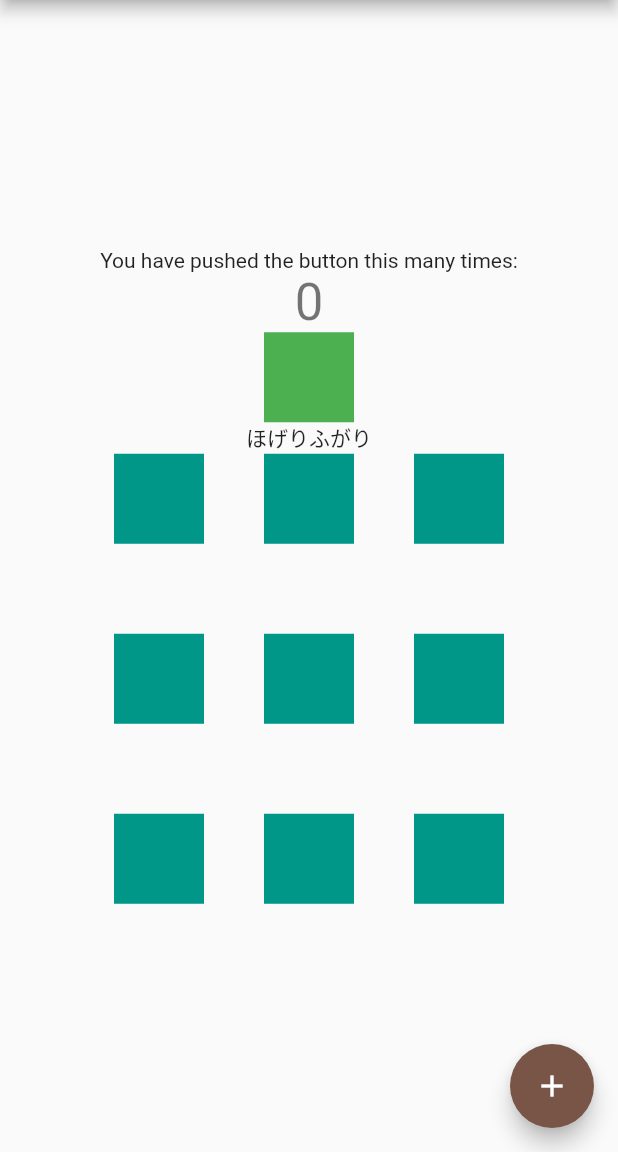
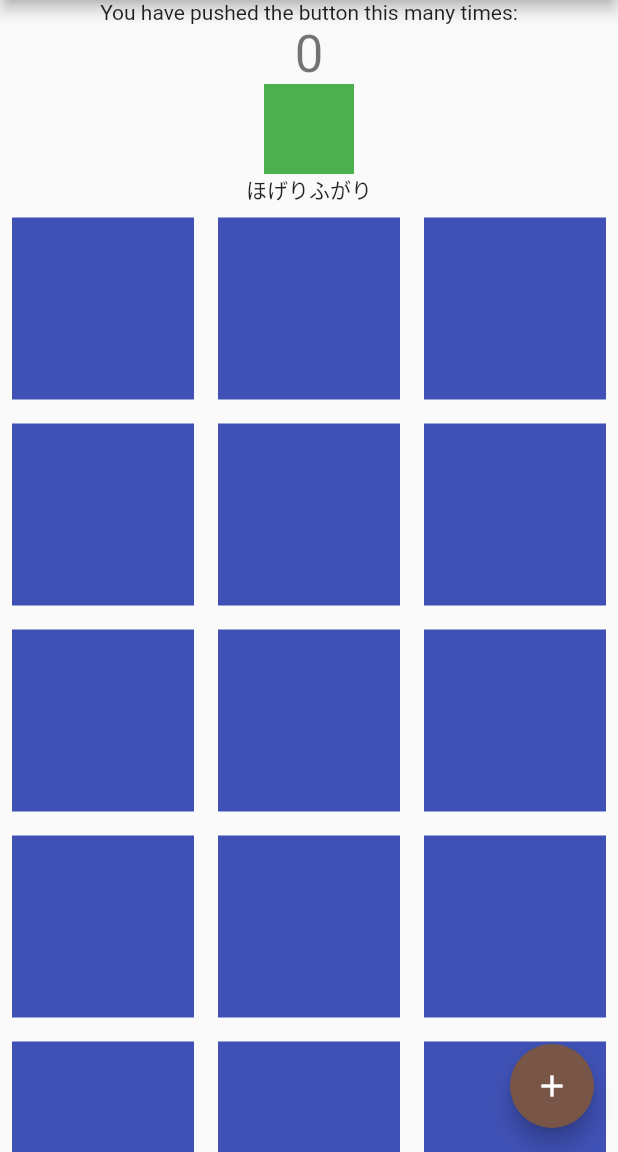
Before and after one commit to RuiOkazaki/hello_flutter, a Flutter app: the screen it shows after launch, on a phone screen of 412 x 824 dp, the part 84-1236 px from its top. Run offline on Flutter 3.47's test engine with Material 2 defaults, Android fonts, the phone set to English and light mode, and no system bars.

Commit message:
feat: Expandedで実装

```diff
--- a/lib/main.dart
+++ b/lib/main.dart
@@ -81,15 +81,16 @@ class _MyHomePageState extends State<MyHomePage> {
                 Text("ふがり"),
               ],
             ),
-            SizedBox(
-              width: 300,
-              height: 300,
-              child: Column(
-                // mainAxisAlignment: MainAxisAlignment.spaceAround,
-                mainAxisAlignment: MainAxisAlignment.spaceBetween,
-                children: [row, row, row],
-              ),
-            )
+            Expanded(
+                child: GridView.count(crossAxisCount: 3,
+                    //shrinkWrap: true,
+                    children: [
+                  for (var i = 0; i < 18; i++)
+                    const Padding(
+                      padding: EdgeInsets.all(8.0),
+                      child: ColoredBox(color: Colors.indigo),
+                    )
+                ])),
           ],
         ),
       ),
```
